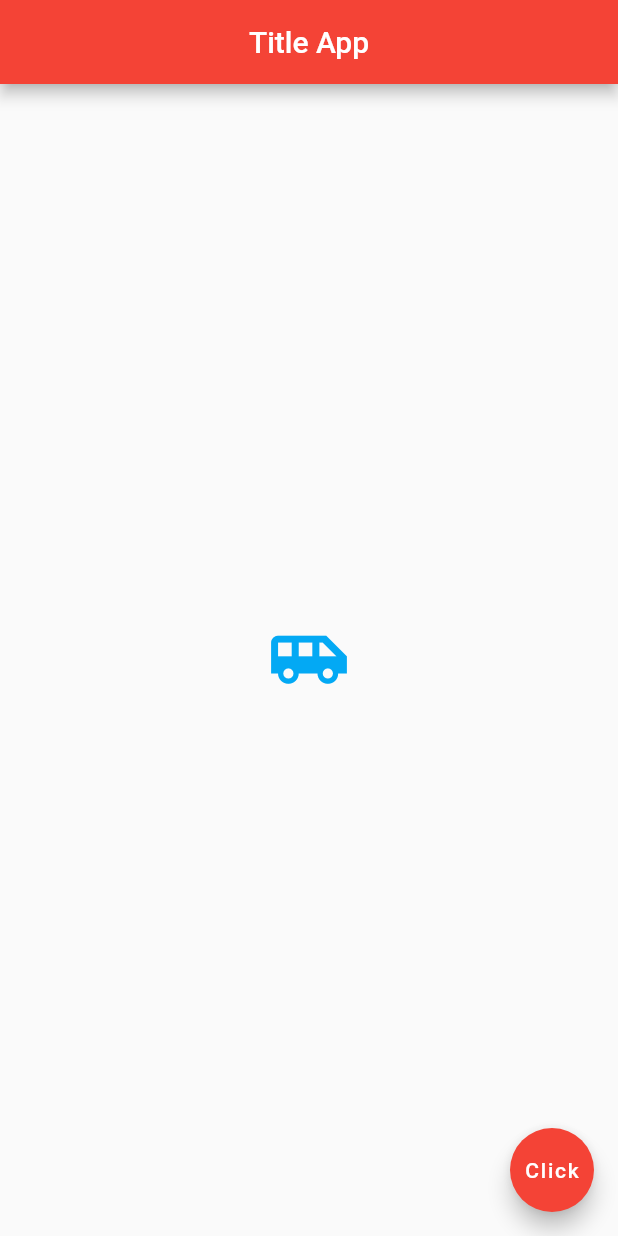
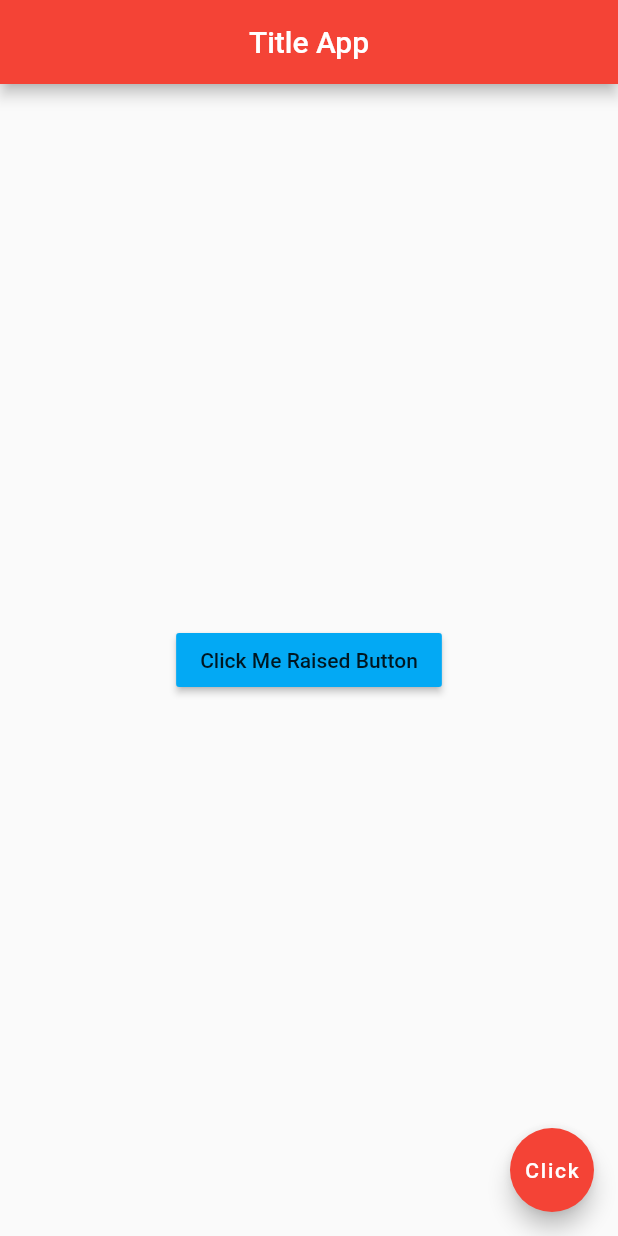
Before and after one commit to shailuhari04/FlutterFirstApp, a Flutter app: the screen it shows after launch, on a phone screen of 412 x 824 dp. Run offline on Flutter 3.47's test engine with Material 2 defaults, Android fonts, the phone set to English and light mode, and no system bars.

Commit message:
Use Of RaisedButton

```diff
--- a/lib/main.dart
+++ b/lib/main.dart
@@ -17,10 +17,10 @@ class TestStateLessWidget extends StatelessWidget {
         backgroundColor: Colors.red[500],
       ),
       body: Center(
-        child: Icon(
-          Icons.airport_shuttle,
+        child: RaisedButton(
+          onPressed: (){},
+          child: Text("Click Me Raised Button"),
           color: Colors.lightBlue,
-          size: 55.0,
         )
       ),
       floatingActionButton: FloatingActionButton(
```
Also changed, not shown: 5 other files.
